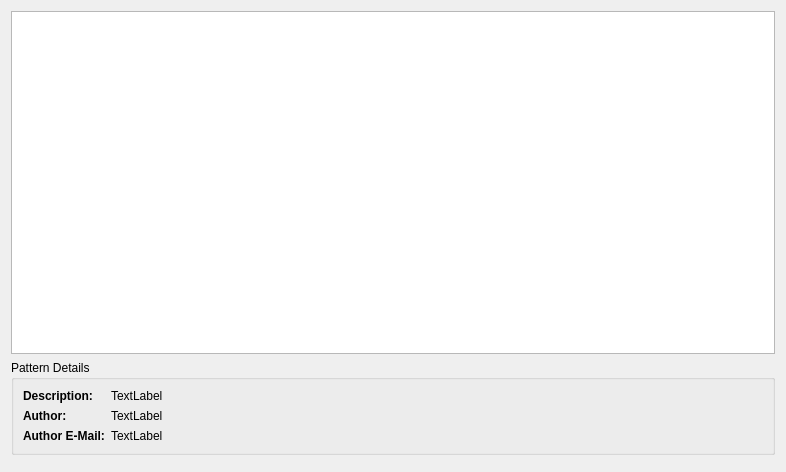
The window that patternspage.ui (darthtenebrus/kglife) describes before a commit, drawn with Qt 5.
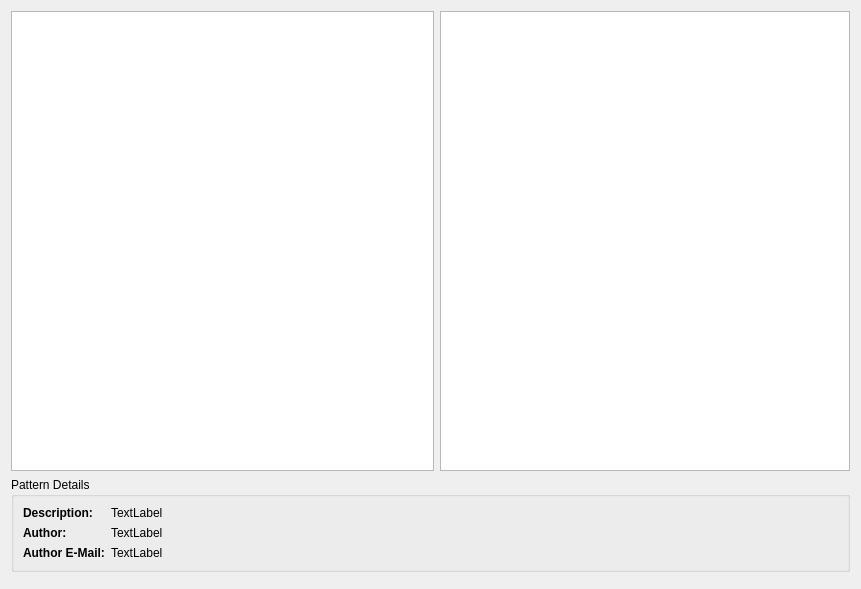
The same window after the commit.

Commit message: pattern preview added to the config dialog

```diff
--- a/patternspage.ui
+++ b/patternspage.ui
@@ -6,8 +6,8 @@
    <rect>
     <x>0</x>
     <y>0</y>
-    <width>786</width>
-    <height>472</height>
+    <width>861</width>
+    <height>589</height>
    </rect>
   </property>
   <property name="windowTitle">
@@ -15,7 +15,40 @@
   </property>
   <layout class="QVBoxLayout" name="verticalLayout">
    <item>
-    <widget class="QListWidget" name="patternsList"/>
+    <layout class="QHBoxLayout" name="horizontalLayout_3">
+     <item>
+      <widget class="QListWidget" name="patternsList">
+       <property name="sizePolicy">
+        <sizepolicy hsizetype="Expanding" vsizetype="Expanding">
+         <horstretch>0</horstretch>
+         <verstretch>0</verstretch>
+        </sizepolicy>
+       </property>
+       <property name="minimumSize">
+        <size>
+         <width>300</width>
+         <height>0</height>
+        </size>
+       </property>
+      </widget>
+     </item>
+     <item>
+      <widget class="QGraphicsView" name="layoutPreview">
+       <property name="sizePolicy">
+        <sizepolicy hsizetype="Maximum" vsizetype="Expanding">
+         <horstretch>0</horstretch>
+         <verstretch>0</verstretch>
+        </sizepolicy>
+       </property>
+       <property name="minimumSize">
+        <size>
+         <width>410</width>
+         <height>340</height>
+        </size>
+       </property>
+      </widget>
+     </item>
+    </layout>
    </item>
    <item>
     <widget class="QGroupBox" name="patternGroupBox">
```
The commit also changes 24 other files.
